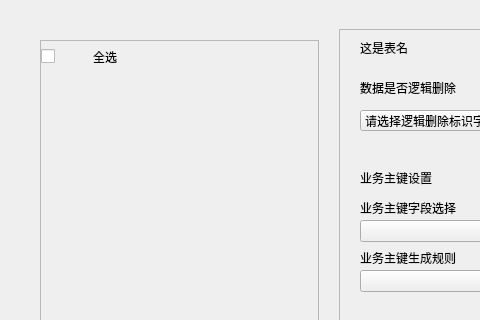
ncepu-iDealStudio/Flask_RESTfulAPI_Codegen_Application, file app/ui/data_table_config.ui: the form before one commit; both pictures show x 0 to 480 and y 0 to 320 of the 860 by 600 pixel window.
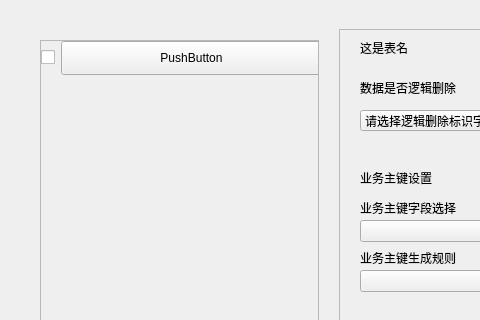
The form after the commit. The open tabs and pages were chosen to show the change.

Diff of the .ui file:
```diff
--- a/app/ui/data_table_config.ui
+++ b/app/ui/data_table_config.ui
@@ -251,7 +251,7 @@
      </widget>
     </widget>
    </widget>
-   <widget class="QWidget" name="">
+   <widget class="QWidget" name="layoutWidget">
     <property name="geometry">
      <rect>
       <x>40</x>
@@ -287,14 +287,14 @@
            <x>0</x>
            <y>0</y>
            <width>281</width>
-           <height>31</height>
+           <height>34</height>
           </rect>
          </property>
-         <layout class="QHBoxLayout" name="horizontalLayout_all" stretch="1,5">
+         <layout class="QHBoxLayout" name="horizontalLayout_all" stretch="0,0">
           <item>
            <widget class="QCheckBox" name="checkBox_all">
             <property name="sizePolicy">
-             <sizepolicy hsizetype="Minimum" vsizetype="Fixed">
+             <sizepolicy hsizetype="Fixed" vsizetype="Fixed">
               <horstretch>0</horstretch>
               <verstretch>0</verstretch>
              </sizepolicy>
@@ -311,9 +311,15 @@
            </widget>
           </item>
           <item>
-           <widget class="QLabel" name="label_select_all">
+           <widget class="QPushButton" name="pushButton_all">
+            <property name="sizePolicy">
+             <sizepolicy hsizetype="Minimum" vsizetype="Minimum">
+              <horstretch>0</horstretch>
+              <verstretch>0</verstretch>
+             </sizepolicy>
+            </property>
             <property name="text">
-             <string>全选</string>
+             <string>PushButton</string>
             </property>
            </widget>
           </item>
```
Left out of the diff: 4 changed lines with no effect on the pictures.
